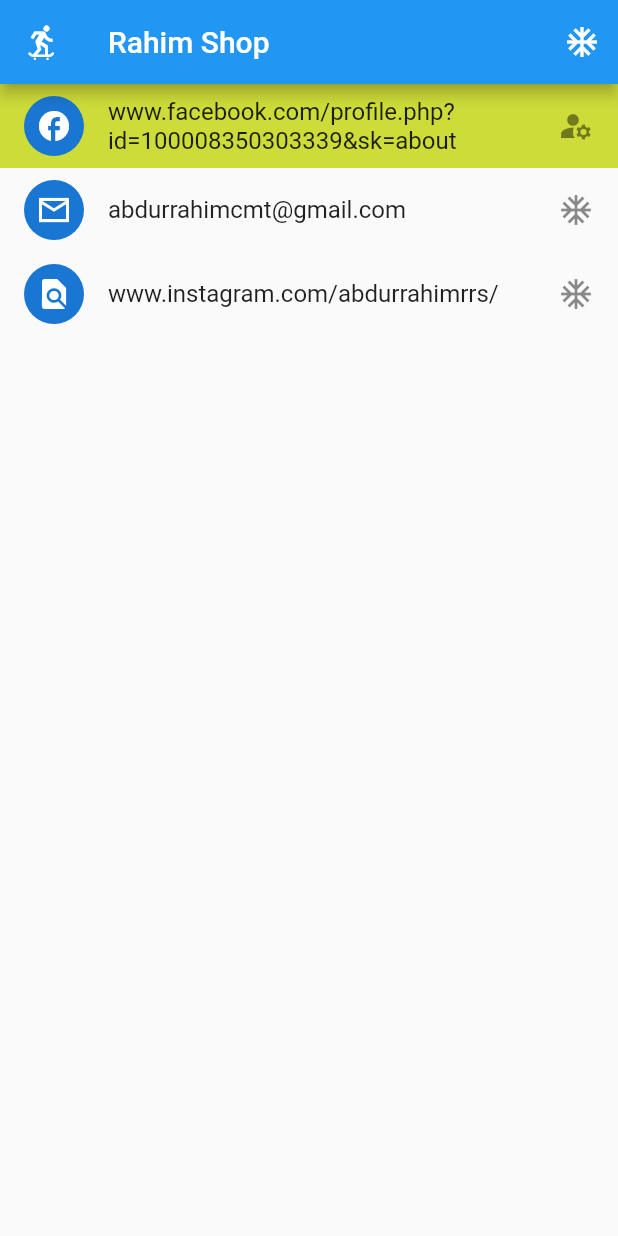
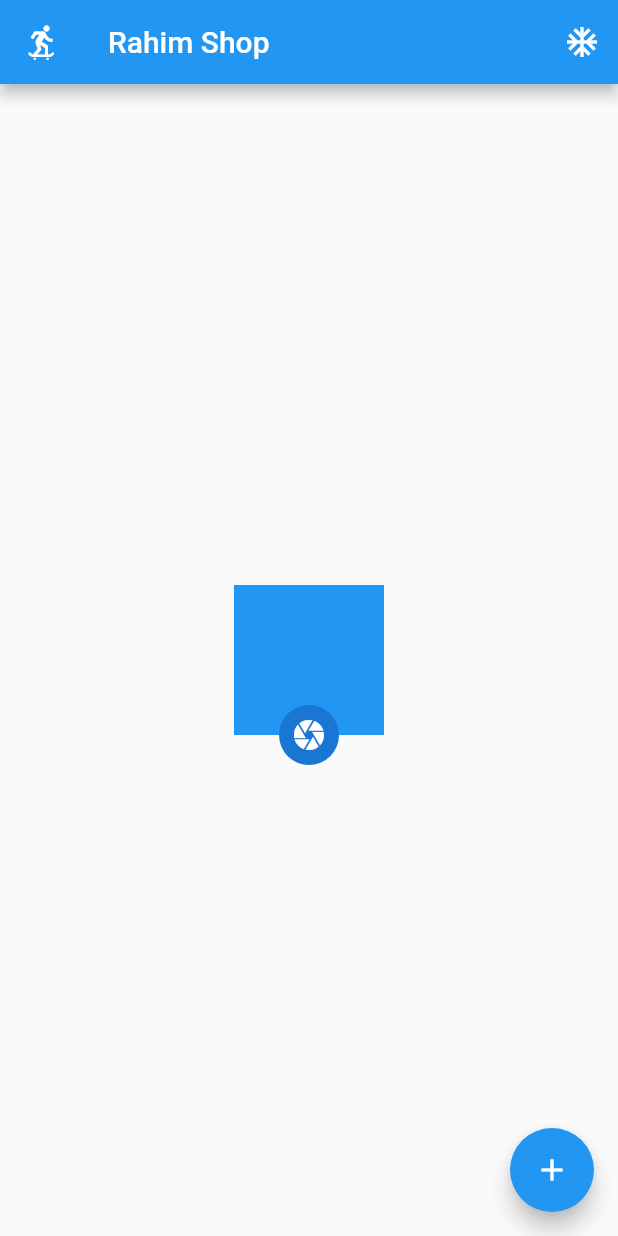
Before and after one commit to abdurrahimcmt/UI-Flutter, a Flutter app: the screen it shows after launch, on a phone screen of 412 x 824 dp. Run offline on Flutter 3.47's test engine with Material 2 defaults, Android fonts, the phone set to English and light mode, and no system bars.

Commit message:
Stack & positioned

```diff
--- a/ui_test/lib/main.dart
+++ b/ui_test/lib/main.dart
@@ -29,6 +29,10 @@ class HomePage extends StatelessWidget {
   Widget build(BuildContext context) {
     return SafeArea(
       child: Scaffold(
+        floatingActionButton: FloatingActionButton(
+          onPressed: () {},
+          child: Icon(Icons.add),
+        ),
         appBar: AppBar(
           title: Text('Rahim Shop'),
           leading: Icon(Icons.skateboarding),
@@ -36,32 +40,24 @@ class HomePage extends StatelessWidget {
             IconButton(onPressed: (massage), icon: Icon(Icons.ac_unit_outlined))
           ],
         ),
-        body: ListView(
-          children: [
-            ListTile(
-              title: Text(
-                  'www.facebook.com/profile.php?id=100008350303339&sk=about'),
-              leading: CircleAvatar(
-                child: Icon(Icons.facebook),
+        body: Center(
+          child: Stack(
+            clipBehavior: Clip.none,
+            alignment: Alignment.bottomCenter,
+            children: [
+              Container(
+                height: 100,
+                width: 100,
+                color: Colors.blue,
               ),
-              trailing: Icon(Icons.manage_accounts),
-              tileColor: Colors.lime,
-            ),
-            ListTile(
-              title: Text('abdurrahimcmt@gmail.com'),
-              leading: CircleAvatar(
-                child: Icon(Icons.mail_outline_sharp),
+              Positioned(
+                bottom: -20,
+                child: CircleAvatar(
+                  child: Icon(Icons.camera),
+                ),
               ),
-              trailing: Icon(Icons.ac_unit),
-            ),
-            ListTile(
-              title: Text('www.instagram.com/abdurrahimrrs/'),
-              leading: CircleAvatar(
-                child: Icon(Icons.find_in_page),
-              ),
-              trailing: Icon(Icons.ac_unit),
-            ),
-          ],
+            ],
+          ),
         ),
       ),
     );
```
